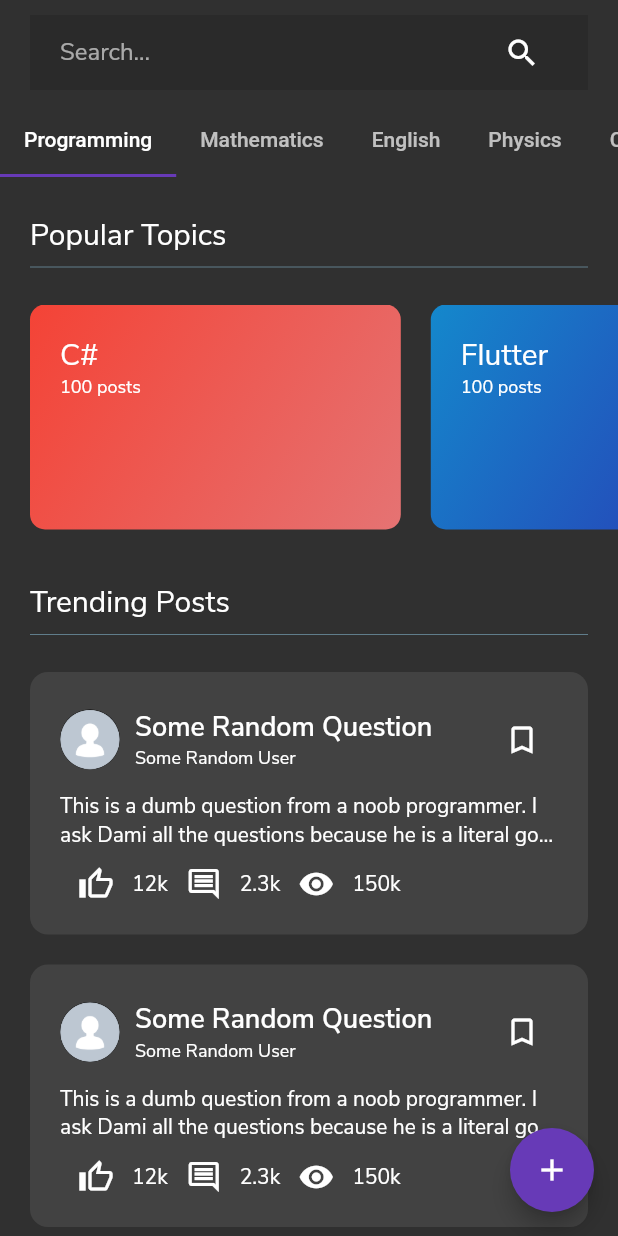
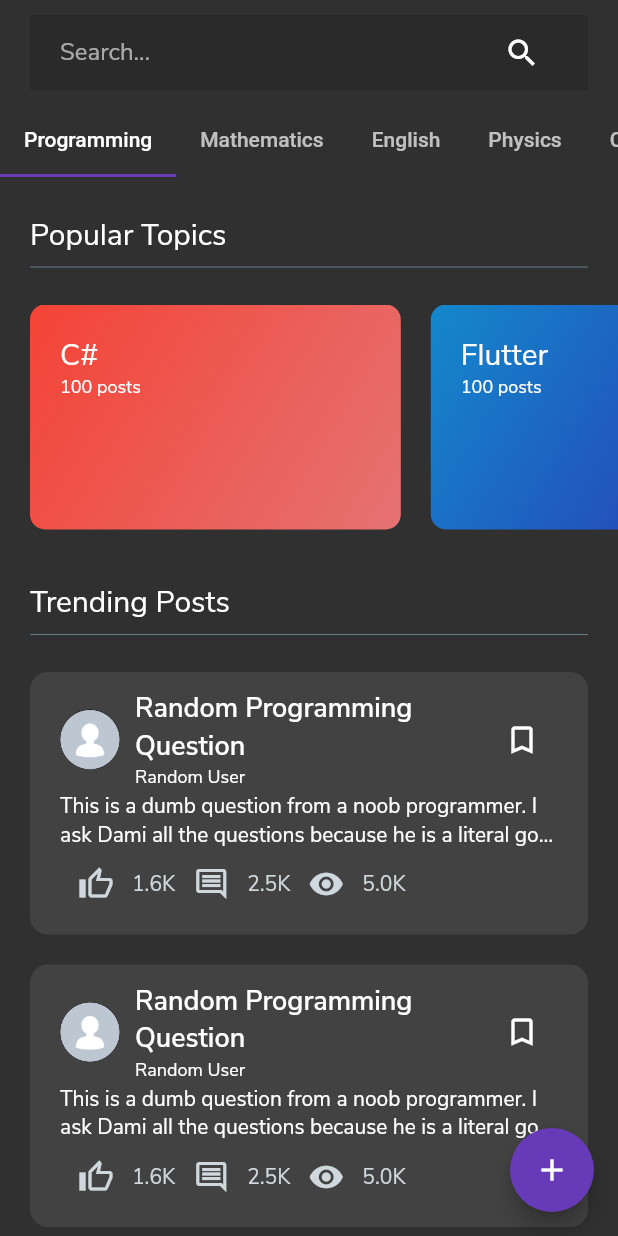
Before and after one commit to mikky-j/Edutarget, a Flutter app: the ForumPage screen opened directly, after a tap on the "thumb up" icon, on a phone screen of 412 x 824 dp. Run offline on Flutter 3.47's test engine with Material 2 defaults, Android fonts, the phone set to English and light mode, and no system bars; our stand-ins replace auto_size_text, firebase_auth, flutter_lorem, flutter_svg, fluttertoast, font_awesome_flutter and 5 more; accounts and stored records are empty.

Commit message:
just did some changes

```diff
--- a/lib/pages/forum_page.dart
+++ b/lib/pages/forum_page.dart
@@ -1,5 +1,6 @@
 import 'package:flutter/material.dart';
 import 'package:new_edutarget/constants/const.dart';
+import 'package:new_edutarget/pages/question_page.dart';
 
 class ForumPage extends StatelessWidget {
   const ForumPage({Key key}) : super(key: key);
@@ -218,7 +219,14 @@ class QuestionCard extends StatelessWidget {
 
   @override
   Widget build(BuildContext context) {
-    return Container(
+    return GestureDetector(
+      onTap: () => Navigator.push(
+        context,
+        customTransition(
+          QuestionPage(),
+        ),
+      ),
+      child: Container(
         height: 175,
         margin: const EdgeInsets.symmetric(horizontal: 20.0, vertical: 10.0),
         padding: const EdgeInsets.symmetric(horizontal: 20.0, vertical: 10.0),
@@ -232,7 +240,7 @@ class QuestionCard extends StatelessWidget {
           children: [
             QuestionCardHeader(),
             Text(
-            "This is a dumb question from a noob programmer. I ask Dami all the questions because he is a literal god when it comes to programming. This is just some more text to test the overflow",
+              posts.post,
               maxLines: 2,
               overflow: TextOverflow.ellipsis,
             ),
@@ -242,22 +250,41 @@ class QuestionCard extends StatelessWidget {
                   IconButton(
                     icon: Icon(Icons.thumb_up_outlined),
                     onPressed: () {},
+                    color: Colors.blueGrey[100],
                   ),
-                Text("12k"),
+                  Text(
+                    '${formatNumber(posts.likes)}',
+                    style: TextStyle(
+                      color: Colors.blueGrey[100],
+                    ),
+                  ),
                   IconButton(
                     icon: Icon(Icons.comment_outlined),
                     onPressed: () {},
+                    color: Colors.blueGrey[100],
                   ),
-                Text("2.3k"),
+                  Text(
+                    '${formatNumber(posts.comments)}',
+                    style: TextStyle(
+                      color: Colors.blueGrey[100],
+                    ),
+                  ),
                   IconButton(
                     icon: Icon(Icons.remove_red_eye),
                     onPressed: () {},
+                    color: Colors.blueGrey[100],
                   ),
-                Text("150k"),
+                  Text(
+                    '${formatNumber(posts.views)}',
+                    style: TextStyle(
+                      color: Colors.blueGrey[100],
+                    ),
+                  ),
                 ],
               ),
             ),
           ],
+        ),
       ),
     );
   }
@@ -285,7 +312,7 @@ class QuestionCardHeader extends StatelessWidget {
               crossAxisAlignment: CrossAxisAlignment.start,
               children: [
                 Text(
-                  "Some Random Question",
+                  posts.name,
                   overflow: TextOverflow.ellipsis,
                   maxLines: 2,
                   style: TextStyle(
@@ -294,7 +321,7 @@ class QuestionCardHeader extends StatelessWidget {
                   ),
                 ),
                 Text(
-                  "Some Random User",
+                  posts.userName,
                   style: Theme.of(context).textTheme.caption,
                 ),
               ],
```
Lines whose indentation alone changed are shown as unchanged.
